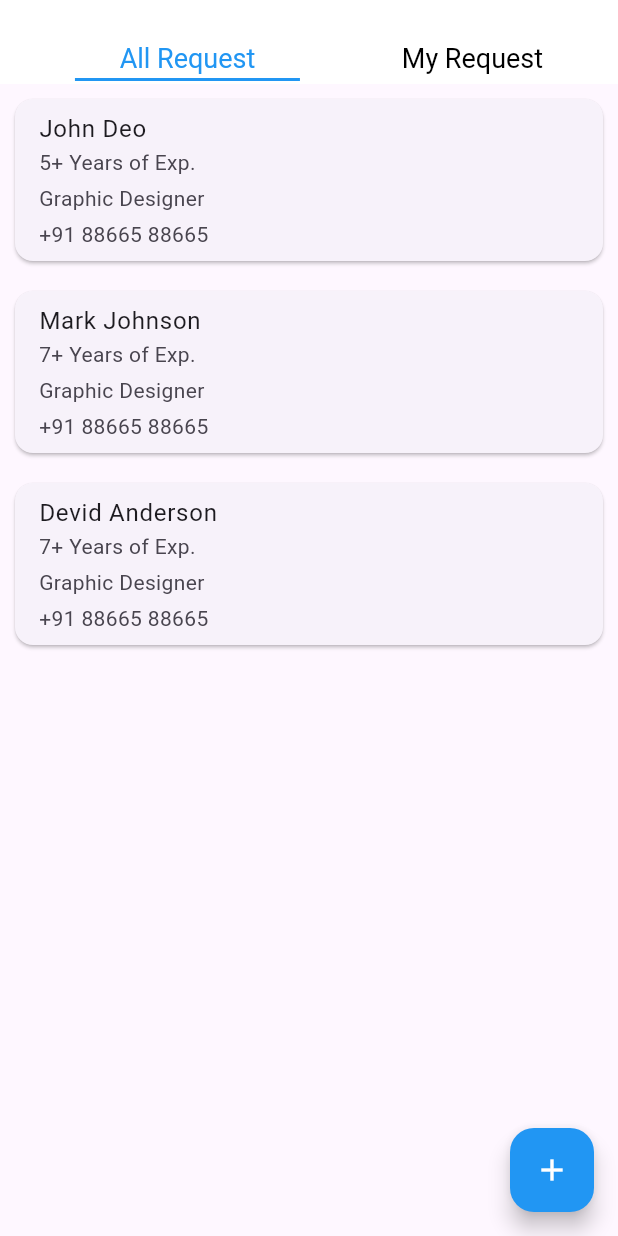
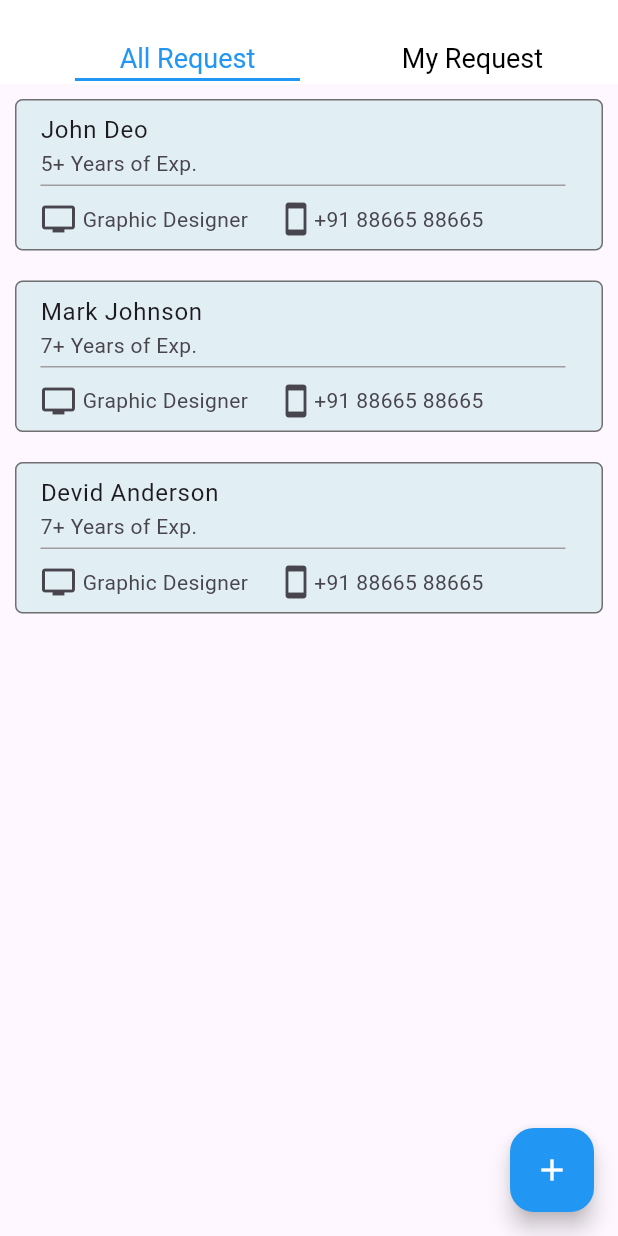
Before and after one commit to Muhaiminkpm/FYJ, a Flutter app: the RequestScreen screen opened directly, on a phone screen of 412 x 824 dp. Run offline on Flutter 3.47's test engine with Material 3 defaults, Android fonts, the phone set to English and light mode, and no system bars; our stand-ins replace google_fonts; Roboto replaces fonts that are missing (Ubuntu).

Commit message:
just change

```diff
--- a/even_managment/lib/home/widget/request.dart
+++ b/even_managment/lib/home/widget/request.dart
@@ -122,7 +122,11 @@ class _RequestScreenState extends State<RequestScreen> {
         itemBuilder: (context, index) {
           final resource =
               showMyResources ? myResources[index] : allResources[index];
-          return Card(
+          return Container(
+            decoration: BoxDecoration(
+                border: Border.all(color: Color.fromARGB(242, 108, 104, 106)),
+                borderRadius: BorderRadius.circular(5),
+                color: Color.fromARGB(255, 225, 238, 244)),
             margin: const EdgeInsets.all(10),
             child: ListTile(
               title: Text(resource['name']!),
@@ -131,9 +135,23 @@ class _RequestScreenState extends State<RequestScreen> {
                 children: [
                   Text(resource['experience']!),
                   const SizedBox(height: 4),
-                  Text(resource['role']!),
-                  const SizedBox(height: 4),
-                  Text(resource['contact']!),
+                  Container(
+                    height: 1, // Height of the line
+                    color: Colors.grey, // Color of the line
+                  ),
+                  const SizedBox(height: 10),
+                  Row(
+                    children: [
+                      Icon(Icons.tv),
+                      SizedBox(
+                        width: 4,
+                      ),
+                      Text(resource['role']!),
+                      const SizedBox(width: 20),
+                      Icon(Icons.stay_current_portrait_rounded),
+                      Text(resource['contact']!),
+                    ],
+                  ),
                 ],
               ),
               // trailing: ElevatedButton(
```
Also changed, not shown: even_managment/lib/home/widget/request details/addrequest.dart (+8 -2 lines), even_managment/lib/home/widget/resource.dart (+16 -2 lines).
